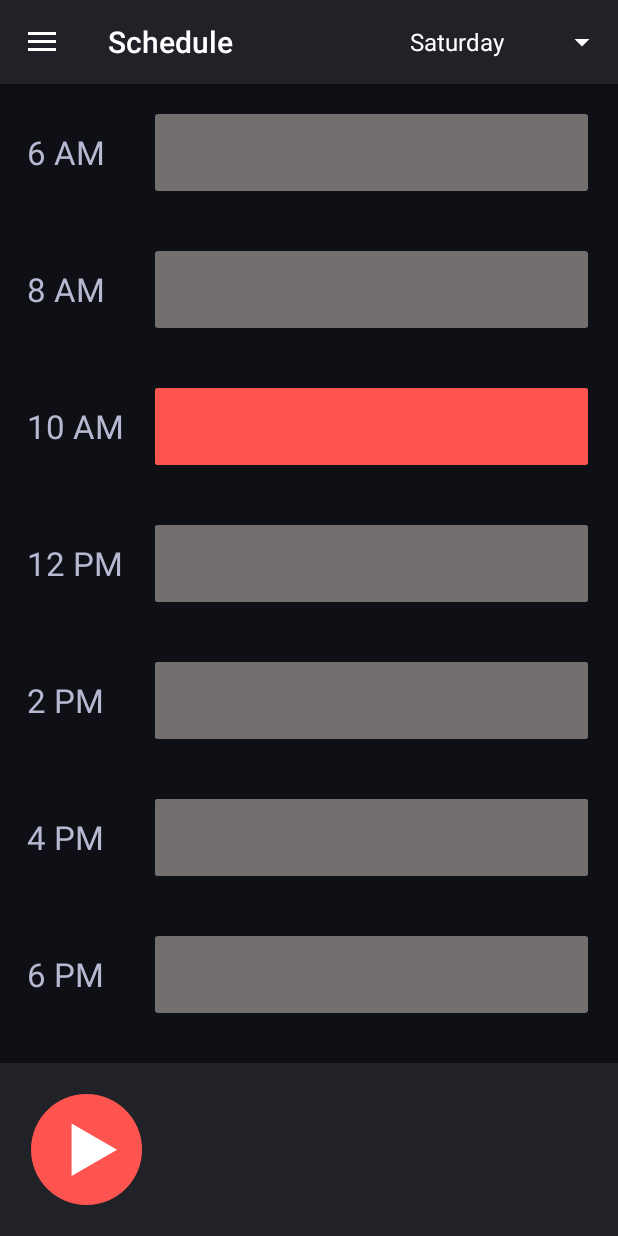
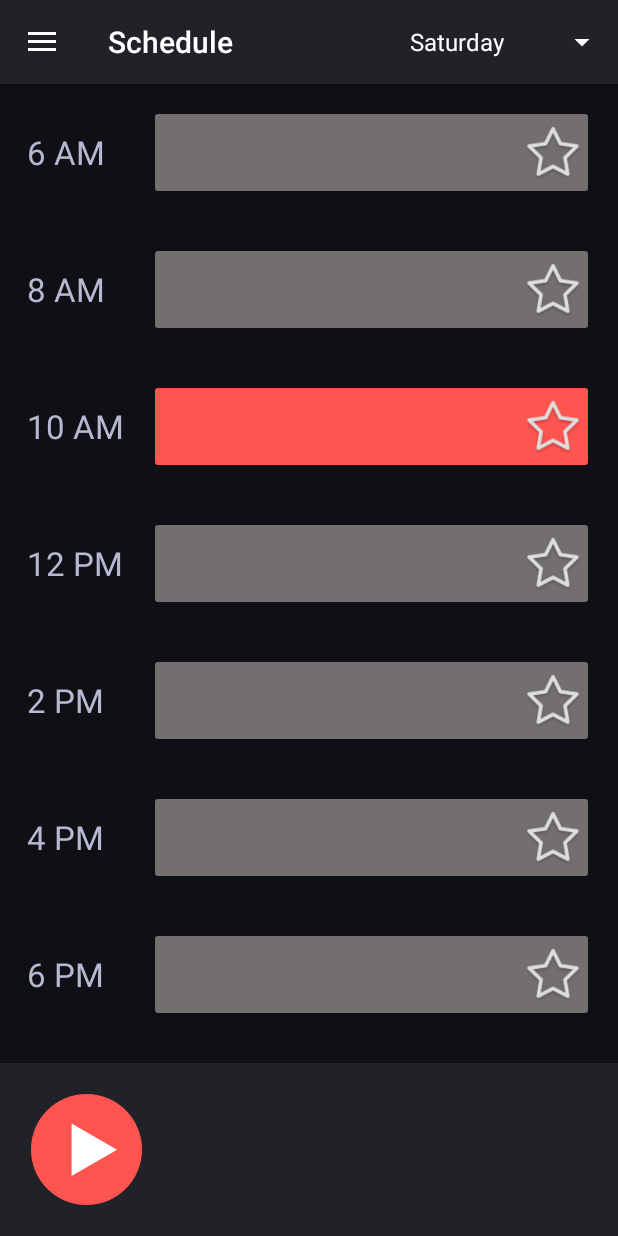
Before and after one commit to brettm2277/WTBU_Android, an Android app: the Schedule screen opened directly, with no data from a screen before it, on a phone screen of 412 x 824 dp. Run offline under Robolectric (Android 15) with nearby library versions, the phone set to English and light mode, and no system bars; our stand-ins replace Volley; libraries missing offline, so code that uses them is left out: com.parse; network calls fail.

Commit message:
Fixed colors on schedule screen

```diff
--- a/app/src/main/java/org/globalappinitiative/wtbutest/Schedule.java
+++ b/app/src/main/java/org/globalappinitiative/wtbutest/Schedule.java
@@ -28,6 +28,7 @@ import android.view.animation.TranslateAnimation;
 import android.widget.AdapterView;
 import android.widget.ArrayAdapter;
 import android.widget.ImageView;
+import android.widget.LinearLayout;
 import android.widget.RelativeLayout;
 import android.widget.Spinner;
 import android.widget.TextView;
@@ -73,6 +74,7 @@ public class Schedule extends AppCompatActivity implements NavigationView.OnNavi
     ArrayList<ArrayList<ScheduleItem>> allPrograms = new ArrayList<ArrayList<ScheduleItem>>();
 
     private TextView[] textView_Programs = new TextView[10];
+    private LinearLayout[] linearLayouts = new LinearLayout[10];
     private RelativeLayout[] relativeLayouts = new RelativeLayout[10];
 
     private boolean first_time = true;
@@ -122,6 +124,18 @@ public class Schedule extends AppCompatActivity implements NavigationView.OnNavi
         textView_Programs[8] = (TextView) findViewById(R.id.textView_program9);
         textView_Programs[9] = (TextView) findViewById(R.id.textView_program10);
 
+        linearLayouts[0] = (LinearLayout) findViewById(R.id.block1);
+        linearLayouts[1] = (LinearLayout) findViewById(R.id.block2);
+        linearLayouts[2] = (LinearLayout) findViewById(R.id.block3);
+        linearLayouts[3] = (LinearLayout) findViewById(R.id.block4);
+        linearLayouts[4] = (LinearLayout) findViewById(R.id.block5);
+        linearLayouts[5] = (LinearLayout) findViewById(R.id.block6);
+        linearLayouts[6] = (LinearLayout) findViewById(R.id.block7);
+        linearLayouts[7] = (LinearLayout) findViewById(R.id.block8);
+        linearLayouts[8] = (LinearLayout) findViewById(R.id.block9);
+        linearLayouts[9] = (LinearLayout) findViewById(R.id.block10);
+
+
         relativeLayouts[0] = (RelativeLayout) findViewById(R.id.rl1);
         relativeLayouts[1] = (RelativeLayout) findViewById(R.id.rl2);
         relativeLayouts[2] = (RelativeLayout) findViewById(R.id.rl3);
@@ -161,7 +175,7 @@ public class Schedule extends AppCompatActivity implements NavigationView.OnNavi
         textView_artist_name = (TextView) findViewById(R.id.textView_artist_name);
         textView_song_name = (TextView) findViewById(R.id.textView_song_name);
         textView_artist_name.setText(((MyApplication)getApplication()).getArtistName());
-        textView_song_name.setText(((MyApplication)getApplication()).getSongName());
+        textView_song_name.setText(((MyApplication) getApplication()).getSongName());
 
         audioManager = (AudioManager) getSystemService(Context.AUDIO_SERVICE);                              //AudioManager allows for changing of volume
     }
@@ -242,7 +256,7 @@ public class Schedule extends AppCompatActivity implements NavigationView.OnNavi
             hour = hour - 1;
         }
         Log.d("New hour", Integer.toString(hour));
-        textView_Programs[hour/2-3].setBackgroundResource(R.drawable.red_square); // at 6 set 0th entry, at 8 set 1st entry, etc.
+        linearLayouts[hour/2-3].setBackgroundResource(R.drawable.red_square); // at 6 set 0th entry, at 8 set 1st entry, etc.
     }
 
     @Override
--- a/app/src/main/res/layout/content_schedule.xml
+++ b/app/src/main/res/layout/content_schedule.xml
@@ -48,15 +48,27 @@
                     <LinearLayout
                         android:layout_width="match_parent"
                         android:layout_height="match_parent"
+                        android:id="@+id/block1"
                         android:background="@drawable/grey_square">
                         <TextView
                             android:id="@+id/textView_program1"
-                            android:layout_width="match_parent"
-                            android:layout_height="match_parent"
+                            android:layout_width="fill_parent"
+                            android:layout_height="wrap_content"
+                            android:layout_weight="1"
                             android:paddingLeft="20dp"
                             android:text="\n \n"
                             android:textAppearance="@style/TextAppearance.AppCompat.Body2"
                             android:textColor="@android:color/white" />
+
+                        <View
+                            android:layout_width="35dp"
+                            android:layout_height="35dp"
+                            android:layout_gravity="center_vertical"
+                            android:layout_marginRight="5dp"
+                            android:layout_weight="0"
+                            android:background="@drawable/star_empty"
+                            android:id="@+id/star1" />
+
                     </LinearLayout>
                 </RelativeLayout>
             </RelativeLayout>
@@ -85,15 +97,25 @@
                     <LinearLayout
                         android:layout_width="match_parent"
                         android:layout_height="match_parent"
+                        android:id="@+id/block2"
                         android:background="@drawable/grey_square">
                         <TextView
                             android:id="@+id/textView_program2"
-                            android:layout_width="match_parent"
-                            android:layout_height="match_parent"
+                            android:layout_width="fill_parent"
+                            android:layout_height="wrap_content"
+                            android:layout_weight="1"
                             android:paddingLeft="20dp"
                             android:text="\n \n"
                             android:textAppearance="@style/TextAppearance.AppCompat.Body2"
                             android:textColor="@android:color/white" />
+                        <ImageView
+                            android:layout_width="35dp"
+                            android:layout_height="35dp"
+                            android:layout_gravity="center_vertical"
+                            android:layout_marginRight="5dp"
+                            android:layout_weight="0"
+                            android:background="@drawable/star_empty"
+                            android:id="@+id/star2" />
                     </LinearLayout>
                 </RelativeLayout>
             </RelativeLayout>
@@ -123,15 +145,25 @@
                     <LinearLayout
                         android:layout_width="match_parent"
                         android:layout_height="match_parent"
+                        android:id="@+id/block3"
                         android:background="@drawable/grey_square">
                         <TextView
                             android:id="@+id/textView_program3"
-                            android:layout_width="match_parent"
-                            android:layout_height="match_parent"
+                            android:layout_width="fill_parent"
+                            android:layout_height="wrap_content"
+                            android:layout_weight="1"
                             android:paddingLeft="20dp"
                             android:text="\n \n"
                             android:textAppearance="@style/TextAppearance.AppCompat.Body2"
                             android:textColor="@android:color/white" />
+                        <View
+                            android:layout_width="35dp"
+                            android:layout_height="35dp"
+                            android:layout_gravity="center_vertical"
+                            android:layout_marginRight="5dp"
+                            android:layout_weight="0"
+                            android:background="@drawable/star_empty"
+                            android:id="@+id/star3" />
                     </LinearLayout>
                 </RelativeLayout>
             </RelativeLayout>
@@ -159,17 +191,26 @@
                     android:paddingRight="20dp">
                     <LinearLayout
                         android:layout_width="match_parent"
+                        android:id="@+id/block4"
                         android:layout_height="match_parent"
                         android:background="@drawable/grey_square">
                         <TextView
                             android:id="@+id/textView_program4"
-                            android:layout_width="match_parent"
-                            android:layout_height="match_parent"
-                            android:background="@drawable/grey_square"
+                            android:layout_width="fill_parent"
+                            android:layout_height="wrap_content"
+                            android:layout_weight="1"
                             android:paddingLeft="20dp"
                             android:text="\n \n"
                             android:textAppearance="@style/TextAppearance.AppCompat.Body2"
                             android:textColor="@android:color/white" />
+                        <View
+                            android:layout_width="35dp"
+                            android:layout_height="35dp"
+                            android:layout_gravity="center_vertical"
+                            android:layout_marginRight="5dp"
+                            android:layout_weight="0"
+                            android:background="@drawable/star_empty"
+                            android:id="@+id/star4" />
                     </LinearLayout>
                 </RelativeLayout>
             </RelativeLayout>
@@ -198,16 +239,25 @@
                     <LinearLayout
                         android:layout_width="match_parent"
                         android:layout_height="match_parent"
+                        android:id="@+id/block5"
                         android:background="@drawable/grey_square">
                         <TextView
                             android:id="@+id/textView_program5"
-                            android:layout_width="match_parent"
-                            android:layout_height="match_parent"
-                            android:background="@drawable/grey_square"
+                            android:layout_width="fill_parent"
+                            android:layout_height="wrap_content"
+                            android:layout_weight="1"
                             android:paddingLeft="20dp"
                             android:text="\n \n"
                             android:textAppearance="@style/TextAppearance.AppCompat.Body2"
                             android:textColor="@android:color/white" />
+                        <View
+                            android:layout_width="35dp"
+                            android:layout_height="35dp"
+                            android:layout_gravity="center_vertical"
+                            android:layout_marginRight="5dp"
+                            android:layout_weight="0"
+                            android:background="@drawable/star_empty"
+                            android:id="@+id/star5" />
                     </LinearLayout>
                 </RelativeLayout>
             </RelativeLayout>
@@ -237,16 +287,25 @@
                     <LinearLayout
                         android:layout_width="match_parent"
                         android:layout_height="match_parent"
+                        android:id="@+id/block6"
                         android:background="@drawable/grey_square">
                         <TextView
                             android:id="@+id/textView_program6"
-                            android:layout_width="match_parent"
-                            android:layout_height="match_parent"
-                            android:background="@drawable/grey_square"
+                            android:layout_width="fill_parent"
+                            android:layout_height="wrap_content"
+                            android:layout_weight="1"
                             android:paddingLeft="20dp"
                             android:text="\n \n"
                             android:textAppearance="@style/TextAppearance.AppCompat.Body2"
                             android:textColor="@android:color/white" />
+                        <View
+                            android:layout_width="35dp"
+                            android:layout_height="35dp"
+                            android:layout_gravity="center_vertical"
+                            android:layout_marginRight="5dp"
+                            android:layout_weight="0"
+                            android:background="@drawable/star_empty"
+                            android:id="@+id/star6" />
                     </LinearLayout>
                 </RelativeLayout>
             </RelativeLayout>
@@ -276,15 +335,25 @@
                     <LinearLayout
                         android:layout_width="match_parent"
                         android:layout_height="match_parent"
+                        android:id="@+id/block7"
                         android:background="@drawable/grey_square">
                         <TextView
                             android:id="@+id/textView_program7"
-                            android:layout_width="match_parent"
-                            android:layout_height="match_parent"
+                            android:layout_width="fill_parent"
+                            android:layout_height="wrap_content"
+                            android:layout_weight="1"
                             android:paddingLeft="20dp"
                             android:text="\n \n"
                             android:textAppearance="@style/TextAppearance.AppCompat.Body2"
                             android:textColor="@android:color/white" />
+                        <View
+                            android:layout_width="35dp"
+                            android:layout_height="35dp"
+                            android:layout_gravity="center_vertical"
+                            android:layout_marginRight="5dp"
+                            android:layout_weight="0"
+                            android:background="@drawable/star_empty"
+                            android:id="@+id/star7" />
                     </LinearLayout>
                 </RelativeLayout>
             </RelativeLayout>
@@ -314,15 +383,25 @@
                     <LinearLayout
                         android:layout_width="match_parent"
                         android:layout_height="match_parent"
+                        android:id="@+id/block8"
                         android:background="@drawable/grey_square">
                         <TextView
                             android:id="@+id/textView_program8"
-                            android:layout_width="match_parent"
-                            android:layout_height="match_parent"
+                            android:layout_width="fill_parent"
+                            android:layout_height="wrap_content"
+                            android:layout_weight="1"
                             android:paddingLeft="20dp"
                             android:text="\n \n"
                             android:textAppearance="@style/TextAppearance.AppCompat.Body2"
                             android:textColor="@android:color/white" />
+                        <View
+                            android:layout_width="35dp"
+                            android:layout_height="35dp"
+                            android:layout_gravity="center_vertical"
+                            android:layout_marginRight="5dp"
+                            android:layout_weight="0"
+                            android:background="@drawable/star_empty"
+                            android:id="@+id/star8" />
                     </LinearLayout>
                 </RelativeLayout>
             </RelativeLayout>
@@ -342,7 +421,7 @@
                     android:layout_centerVertical="true"
                     android:text="10 PM"
                     android:textAppearance="@style/TextAppearance.AppCompat.Large"
-                    android:textColor="@android:color/white" />
+                    android:textColor="#b9b8d2" />
 
                 <RelativeLayout
                     android:layout_width="match_parent"
@@ -352,15 +431,25 @@
                     <LinearLayout
                         android:layout_width="match_parent"
                         android:layout_height="match_parent"
+                        android:id="@+id/block9"
                         android:background="@drawable/grey_square">
                         <TextView
                             android:id="@+id/textView_program9"
-                            android:layout_width="match_parent"
-                            android:layout_height="match_parent"
+                            android:layout_width="fill_parent"
+                            android:layout_height="wrap_content"
+                            android:layout_weight="1"
                             android:paddingLeft="20dp"
                             android:text="\n \n"
                             android:textAppearance="@style/TextAppearance.AppCompat.Body2"
                             android:textColor="@android:color/white" />
+                        <View
+                            android:layout_width="35dp"
+                            android:layout_height="35dp"
+                            android:layout_gravity="center_vertical"
+                            android:layout_marginRight="5dp"
+                            android:layout_weight="0"
+                            android:background="@drawable/star_empty"
+                            android:id="@+id/star9" />
                     </LinearLayout>
                 </RelativeLayout>
             </RelativeLayout>
@@ -380,7 +469,7 @@
                     android:layout_centerVertical="true"
                     android:text="12 AM"
                     android:textAppearance="@style/TextAppearance.AppCompat.Large"
-                    android:textColor="@android:color/white" />
+                    android:textColor="#b9b8d2" />
 
                 <RelativeLayout
                     android:layout_width="match_parent"
@@ -390,16 +479,25 @@
                     <LinearLayout
                         android:layout_width="match_parent"
                         android:layout_height="match_parent"
+                        android:id="@+id/block10"
                         android:background="@drawable/grey_square">
                         <TextView
                             android:id="@+id/textView_program10"
-                            android:layout_width="match_parent"
-                            android:layout_height="match_parent"
-                            android:background="@drawable/grey_square"
+                            android:layout_width="fill_parent"
+                            android:layout_height="wrap_content"
+                            android:layout_weight="1"
                             android:paddingLeft="20dp"
                             android:text="\n \n"
                             android:textAppearance="@style/TextAppearance.AppCompat.Body2"
                             android:textColor="@android:color/white" />
+                        <View
+                            android:layout_width="35dp"
+                            android:layout_height="35dp"
+                            android:layout_gravity="center_vertical"
+                            android:layout_marginRight="5dp"
+                            android:layout_weight="0"
+                            android:background="@drawable/star_empty"
+                            android:id="@+id/star10" />
                     </LinearLayout>
                 </RelativeLayout>
             </RelativeLayout>
```
Also changed, not shown: app/src/main/res/drawable/red_square.xml (indentation only), app/src/main/res/drawable/star_empty.png (added), app/src/main/res/drawable/star_full.png (added), 1 other file.
